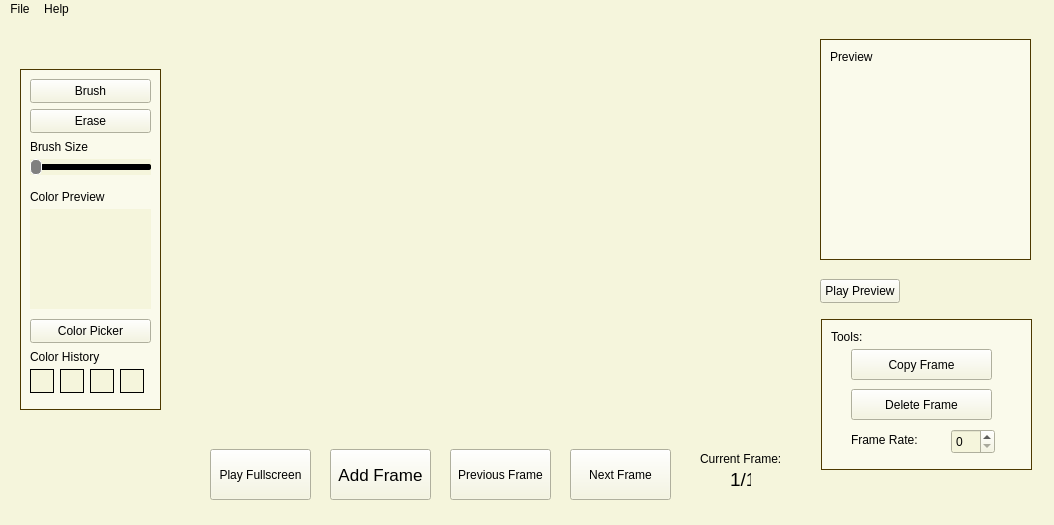
First picture: the form in SpriteEditor/mainwindow.ui, repository sebastianerz28/SpriteEditor, before the edit.
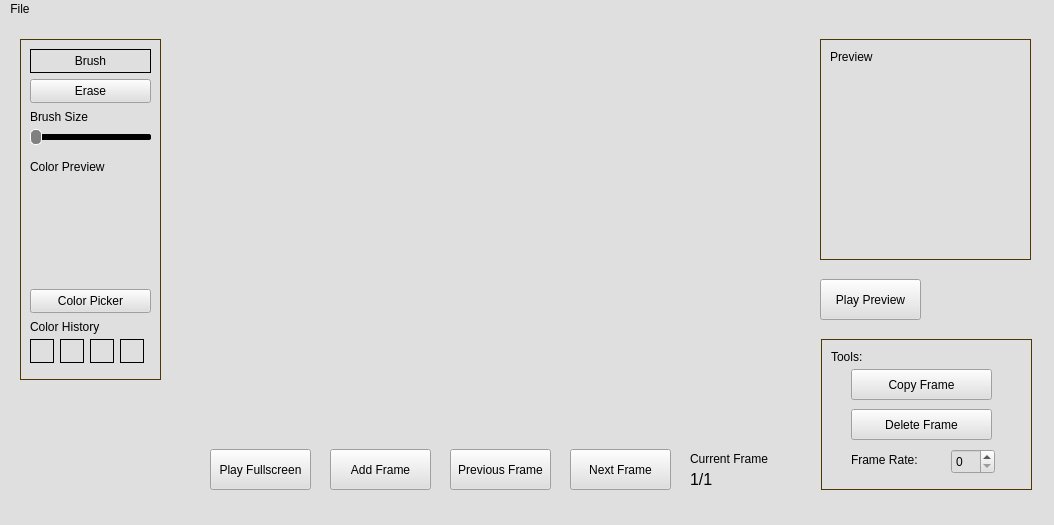
Second picture: the form after the edit.

Commit message: add comments; add brush and eraser borders when active

Patch:
```diff
--- a/SpriteEditor/mainwindow.ui
+++ b/SpriteEditor/mainwindow.ui
@@ -14,14 +14,14 @@
    <string>C@ DAWGZ Sprite Editor</string>
   </property>
   <property name="styleSheet">
-   <string notr="true">background-color: beige</string>
+   <string notr="true">background-color: #DFDFDF</string>
   </property>
   <widget class="QWidget" name="centralwidget">
    <widget class="QWidget" name="brushWidget" native="true">
     <property name="geometry">
      <rect>
       <x>20</x>
-      <y>50</y>
+      <y>20</y>
       <width>141</width>
       <height>341</height>
      </rect>
@@ -32,7 +32,7 @@
 border-width: 1px;
 border-color: #4d3900;
 padding: 6px;
-background-color: #fafaeb;
+background-color: #DFDFDF;
 }</string>
     </property>
     <widget class="QPushButton" name="brushButton">
@@ -45,7 +45,7 @@
       </rect>
      </property>
      <property name="styleSheet">
-      <string notr="true">QPushButton{ color: black; }
+      <string notr="true">QPushButton{ color: black;border: 1px solid black; }
 
 QPushButton:hover{
  background-color: rgba(0,0,0,0.05);
@@ -312,7 +312,7 @@
 border-width: 1px;
 border-color: #4d3900;
 padding: 6px;
-background-color: #fafaeb;
+background-color: #DFDFDF;
 }</string>
     </property>
     <widget class="QLabel" name="previewLabel">
@@ -363,7 +363,7 @@
     <property name="geometry">
      <rect>
       <x>821</x>
-      <y>300</y>
+      <y>320</y>
       <width>211</width>
       <height>151</height>
      </rect>
@@ -374,7 +374,7 @@
 border-width: 1px;
 border-color: #4d3900;
 padding: 6px;
-background-color: #fafaeb;
+background-color: #DFDFDF;
 }</string>
     </property>
     <widget class="QLabel" name="toolsLabel">
@@ -483,12 +483,12 @@
       <x>330</x>
       <y>430</y>
       <width>101</width>
-      <height>51</height>
+      <height>41</height>
      </rect>
     </property>
     <property name="font">
      <font>
-      <pointsize>13</pointsize>
+      <pointsize>9</pointsize>
       <bold>false</bold>
      </font>
     </property>
@@ -512,7 +512,7 @@
       <x>570</x>
       <y>430</y>
       <width>101</width>
-      <height>51</height>
+      <height>41</height>
      </rect>
     </property>
     <property name="styleSheet">
@@ -535,7 +535,7 @@
       <x>450</x>
       <y>430</y>
       <width>101</width>
-      <height>51</height>
+      <height>41</height>
      </rect>
     </property>
     <property name="styleSheet">
@@ -557,8 +557,8 @@
      <rect>
       <x>820</x>
       <y>260</y>
-      <width>80</width>
-      <height>24</height>
+      <width>101</width>
+      <height>41</height>
      </rect>
     </property>
     <property name="styleSheet">
@@ -594,7 +594,7 @@
       <x>210</x>
       <y>430</y>
       <width>101</width>
-      <height>51</height>
+      <height>41</height>
      </rect>
     </property>
     <property name="styleSheet">
@@ -614,19 +614,21 @@
    <widget class="QLabel" name="currentFrameLabel">
     <property name="geometry">
      <rect>
-      <x>730</x>
+      <x>690</x>
       <y>450</y>
-      <width>21</width>
+      <width>51</width>
       <height>21</height>
      </rect>
     </property>
     <property name="font">
      <font>
-      <pointsize>14</pointsize>
+      <pointsize>12</pointsize>
      </font>
     </property>
     <property name="styleSheet">
-     <string notr="true">color: black</string>
+     <string notr="true">color: black;
+
+background-color: transparent;</string>
     </property>
     <property name="text">
      <string>1/1</string>
@@ -635,17 +637,22 @@
    <widget class="QLabel" name="label">
     <property name="geometry">
      <rect>
-      <x>700</x>
+      <x>690</x>
       <y>430</y>
       <width>91</width>
       <height>20</height>
      </rect>
     </property>
     <property name="styleSheet">
-     <string notr="true">color: black;</string>
+     <string notr="true">color: black;
+
+background-color: transparent;
+
+margin: 0;
+padding: 0;</string>
     </property>
     <property name="text">
-     <string>Current Frame:</string>
+     <string>Current Frame</string>
     </property>
    </widget>
   </widget>
@@ -655,7 +662,7 @@
      <x>0</x>
      <y>0</y>
      <width>1054</width>
-     <height>24</height>
+     <height>21</height>
     </rect>
    </property>
    <widget class="QMenu" name="menufile">
@@ -664,13 +671,7 @@
     </property>
     <addaction name="actionsave"/>
    </widget>
-   <widget class="QMenu" name="menuhelp">
-    <property name="title">
-     <string>Help</string>
-    </property>
-   </widget>
    <addaction name="menufile"/>
-   <addaction name="menuhelp"/>
   </widget>
   <widget class="QStatusBar" name="statusbar"/>
   <action name="actionsave">
```
Left out of the diff: 2 changed lines with no effect on the pictures. The commit also changes 26 other files.
